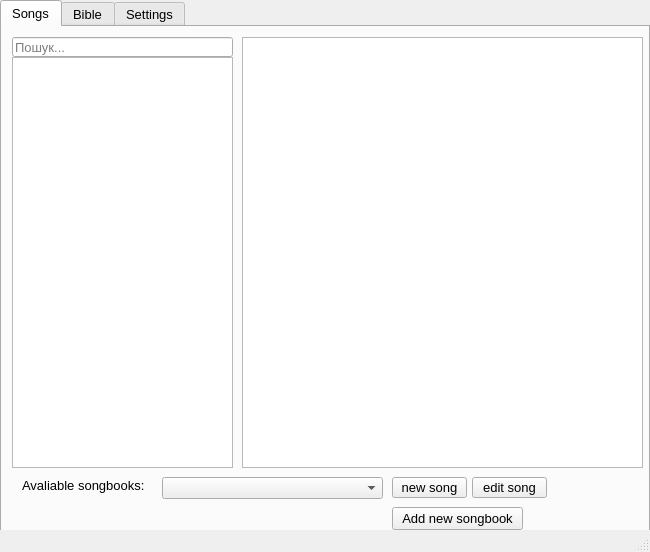
This is ss.ui in 0xt1m/LyricVerse as Qt 5 draws it before an edit. The edited form follows.
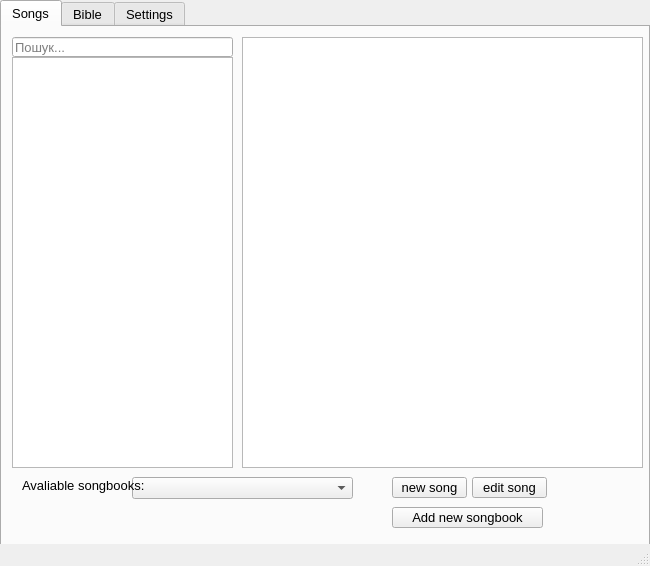
This is the edited form.

The edit to the form file:
```diff
--- a/ss.ui
+++ b/ss.ui
@@ -10,7 +10,7 @@
     <x>0</x>
     <y>0</y>
     <width>650</width>
-    <height>552</height>
+    <height>566</height>
    </rect>
   </property>
   <property name="windowTitle">
@@ -95,7 +95,7 @@
      <widget class="QComboBox" name="av_songbooks">
       <property name="geometry">
        <rect>
-        <x>160</x>
+        <x>130</x>
         <y>450</y>
         <width>221</width>
         <height>22</height>
@@ -151,8 +151,8 @@
        <rect>
         <x>390</x>
         <y>480</y>
-        <width>131</width>
-        <height>23</height>
+        <width>151</width>
+        <height>21</height>
        </rect>
       </property>
       <property name="text">
```
